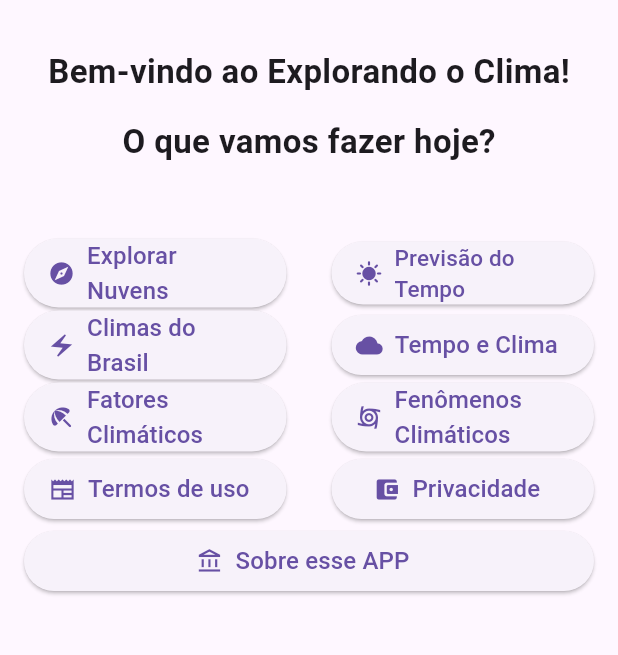
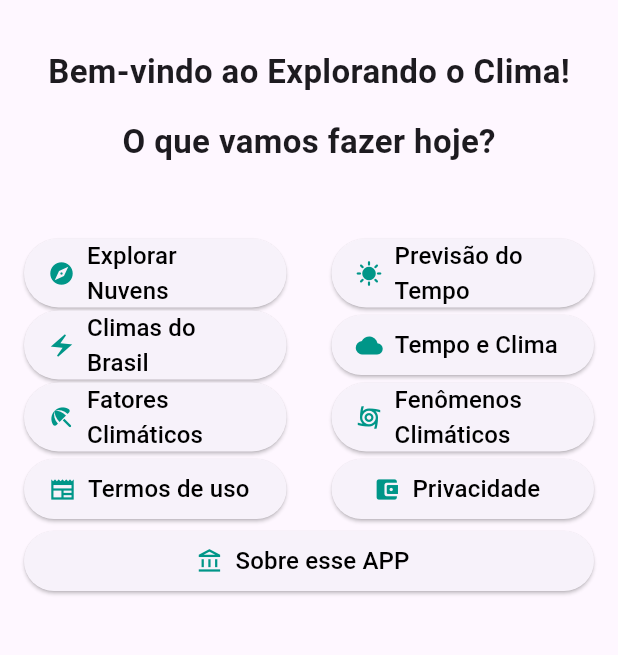
Before and after one commit to wanderalvess/explorando-nuvens-app, a Flutter app: the screen it shows after launch, on a phone screen of 412 x 824 dp, the part 84-739 px from its top. Run offline on Flutter 3.47's test engine with Material 3 defaults, Android fonts, the phone set to English and light mode, and no system bars; our stand-ins replace carousel_slider, shared_preferences.

Commit message:
Novas telas

```diff
--- a/lib/pages/home_page.dart
+++ b/lib/pages/home_page.dart
@@ -11,11 +11,13 @@ import 'package:explorando_clima_app/pages/weather_forecast_page.dart';
 import 'package:flutter/material.dart';
 
 class HomePage extends StatelessWidget {
+  const HomePage({super.key});
+
   @override
   Widget build(BuildContext context) {
     return Scaffold(
       appBar: AppBar(
-        title: Text('Explorando o Clima'),
+        title: const Text('Explorando o Clima'),
         centerTitle: true,
         elevation: 0,
         backgroundColor: Colors.teal,
@@ -27,8 +29,6 @@ class HomePage extends StatelessWidget {
         child: Column(
           crossAxisAlignment: CrossAxisAlignment.center,
           children: [
-            // Image.network(
-            //     'https://i.postimg.cc/bJ97m8dJ/altocumulus-lenticularis.jpg'),
             const SizedBox(height: 16),
             const Text(
               'Bem-vindo ao Explorando o Clima!',
@@ -55,15 +55,15 @@ class HomePage extends StatelessWidget {
                       Navigator.push(
                         context,
                         MaterialPageRoute(
-                          builder: (context) => ExploringCloudsPage(),
+                          builder: (context) => const ExploringCloudsPage(),
                         ),
                       );
                     },
-                    icon: Icon(Icons.explore),
-                    label: const Text('Explorar Nuvens', style: TextStyle(fontSize: 16)),
+                    icon: const Icon(Icons.explore, color: Colors.teal),
+                    label: const Text('Explorar Nuvens', style: TextStyle(fontSize: 16, color: Colors.black)),
                   ),
                 ),
-                SizedBox(width: 30, height: 40.0),
+                const SizedBox(width: 30, height: 40.0),
                 Expanded(
                   child: ElevatedButton.icon(
                     onPressed: () {
@@ -74,8 +74,8 @@ class HomePage extends StatelessWidget {
                         ),
                       );
                     },
-                    icon: Icon(Icons.sunny),
-                    label: const Text('Previsão do Tempo', style: TextStyle(fontSize: 15)),
+                    icon: const Icon(Icons.sunny, color: Colors.teal),
+                    label: const Text('Previsão do Tempo', style: TextStyle(fontSize: 16, color: Colors.black)),
                   ),
                 ),
               ],
@@ -93,12 +93,12 @@ class HomePage extends StatelessWidget {
                         ),
                       );
                     },
-                    icon: Icon(Icons.electric_bolt_sharp),
+                    icon: const Icon(Icons.electric_bolt_sharp, color: Colors.teal),
                     iconAlignment: IconAlignment.start,
-                    label: const Text('Climas do Brasil', style: TextStyle(fontSize: 16),),
+                    label: const Text('Climas do Brasil', style: TextStyle(fontSize: 16, color: Colors.black),),
                   ),
                 ),
-                SizedBox(width: 30, height: 40.0),
+                const SizedBox(width: 30, height: 40.0),
                 Expanded(
                   child: ElevatedButton.icon(
                     onPressed: () {
@@ -109,8 +109,8 @@ class HomePage extends StatelessWidget {
                         ),
                       );
                     },
-                    icon: Icon(Icons.cloud),
-                    label: const Text('Tempo e Clima', style: TextStyle(fontSize: 16)),
+                    icon: const Icon(Icons.cloud, color: Colors.teal),
+                    label: const Text('Tempo e Clima', style: TextStyle(fontSize: 16, color: Colors.black)),
                   ),
                 ),
               ],
@@ -128,11 +128,11 @@ class HomePage extends StatelessWidget {
                         ),
                       );
                     },
-                    icon: Icon(Icons.beach_access_rounded),
-                    label: const Text('Fatores Climáticos', style: TextStyle(fontSize: 16)),
+                    icon: const Icon(Icons.beach_access_rounded, color: Colors.teal),
+                    label: const Text('Fatores Climáticos', style: TextStyle(fontSize: 16, color: Colors.black)),
                   ),
                 ),
-                SizedBox(width: 30, height: 40.0),
+                const SizedBox(width: 30, height: 40.0),
                 Expanded(
                   child: ElevatedButton.icon(
                     onPressed: () {
@@ -143,8 +143,8 @@ class HomePage extends StatelessWidget {
                         ),
                       );
                     },
-                    icon: Icon(Icons.cyclone),
-                    label: const Text('Fenômenos Climáticos', style: TextStyle(fontSize: 16)),
+                    icon: const Icon(Icons.cyclone, color: Colors.teal),
+                    label: const Text('Fenômenos Climáticos', style: TextStyle(fontSize: 16, color: Colors.black)),
                   ),
                 ),
               ],
@@ -158,27 +158,27 @@ class HomePage extends StatelessWidget {
                       Navigator.push(
                         context,
                         MaterialPageRoute(
-                          builder: (context) => TermsPage(),
+                          builder: (context) => const TermsPage(),
                         ),
                       );
                     },
-                    icon: Icon(Icons.newspaper_sharp),
-                    label: const Text('Termos de uso', style: TextStyle(fontSize: 16),selectionColor: Colors.black,),
+                    icon: const Icon(Icons.newspaper_sharp, color: Colors.teal),
+                    label: const Text('Termos de uso', style: TextStyle(fontSize: 16, color: Colors.black)),
                   ),
                 ),
-                SizedBox(width: 30, height: 40.0),
+                const SizedBox(width: 30, height: 40.0),
                 Expanded(
                   child: ElevatedButton.icon(
                     onPressed: () {
                       Navigator.push(
                         context,
                         MaterialPageRoute(
-                          builder: (context) => PrivacyPage(),
+                          builder: (context) => const PrivacyPage(),
                         ),
                       );
                     },
-                    icon: Icon(Icons.account_balance_wallet_rounded),
-                    label: const Text('Privacidade', style: TextStyle(fontSize: 16)),
+                    icon: const Icon(Icons.account_balance_wallet_rounded, color: Colors.teal),
+                    label: const Text('Privacidade', style: TextStyle(fontSize: 16, color: Colors.black)),
                   ),
                 ),
               ],
@@ -196,13 +196,13 @@ class HomePage extends StatelessWidget {
                         ),
                       );
                     },
-                    icon: Icon(Icons.account_balance_outlined),
-                    label: const Text('Sobre esse APP', style: TextStyle(fontSize: 16)),
+                    icon: const Icon(Icons.account_balance_outlined, color: Colors.teal),
+                    label: const Text('Sobre esse APP', style: TextStyle(fontSize: 16, color: Colors.black)),
                   ),
                 ),
               ],
             ),
-            SizedBox(height: 20),
+            const SizedBox(height: 20),
           ],
         ),
       ),
--- a/lib/pages/image_detail_page.dart
+++ b/lib/pages/image_detail_page.dart
@@ -1,12 +1,13 @@
 import 'package:flutter/material.dart';
 
 class ImageDetailPage extends StatelessWidget {
+
   final String imageUrl;
   final String nameCloudType;
   final String titleCloudType;
   final String descriptionCloudType;
 
-  ImageDetailPage({
+  const ImageDetailPage({
     super.key,
     required this.imageUrl,
     required this.nameCloudType,
@@ -18,7 +19,7 @@ class ImageDetailPage extends StatelessWidget {
   Widget build(BuildContext context) {
     return Scaffold(
       appBar: AppBar(
-        title: Text('Detalhes'),
+        title: Text(nameCloudType),
         centerTitle: true,
         elevation: 0,
         backgroundColor: Colors.teal,
--- a/lib/pages/terms_page.dart
+++ b/lib/pages/terms_page.dart
@@ -18,7 +18,7 @@ class TermsPage extends StatelessWidget {
         elevation: 0,
         leading: IconButton(
             onPressed: () => Navigator.pop(context),
-            icon: Icon(Icons.arrow_back)),
+            icon: const Icon(Icons.arrow_back)),
       ),
       body: const Column(
         children: [
```
Also changed, not shown: lib/pages/brazilian_climates_page.dart (+19 -18 lines), lib/pages/exploring_clouds_page.dart (+38 -103 lines), lib/pages/exploring_type_clouds_page.dart (added, +142 -0 lines), lib/pages/summary_exploring_clouds.dart (added, +88 -0 lines), lib/pages/weather_climate_page.dart (+11 -10 lines), 5 other files.
